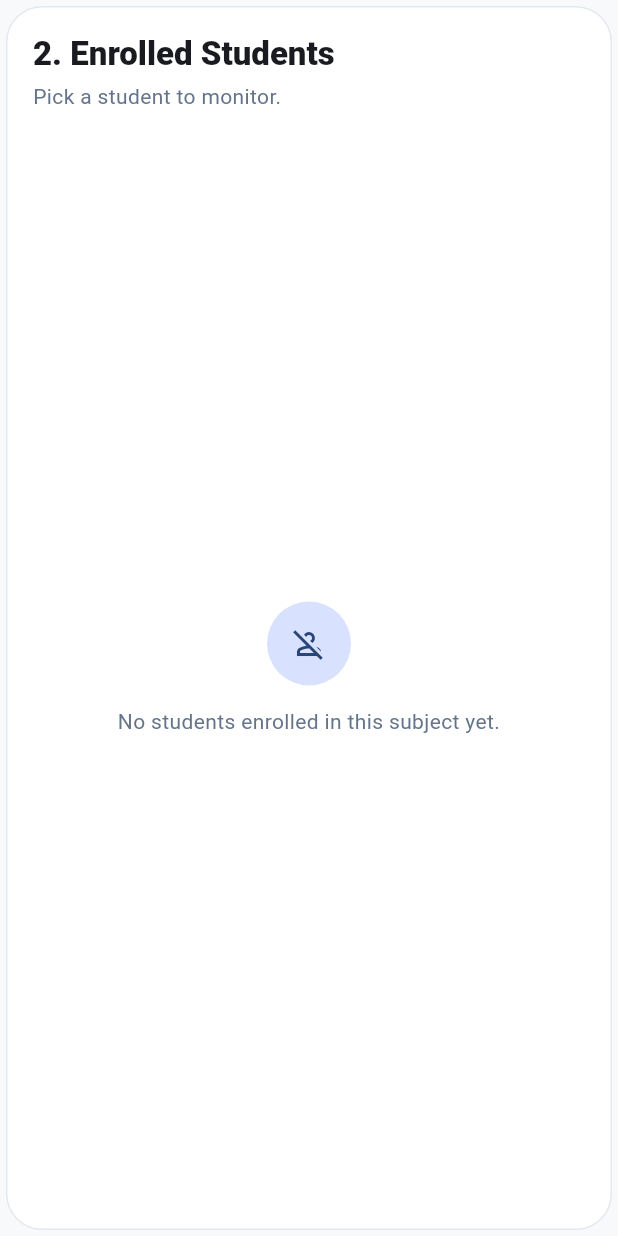
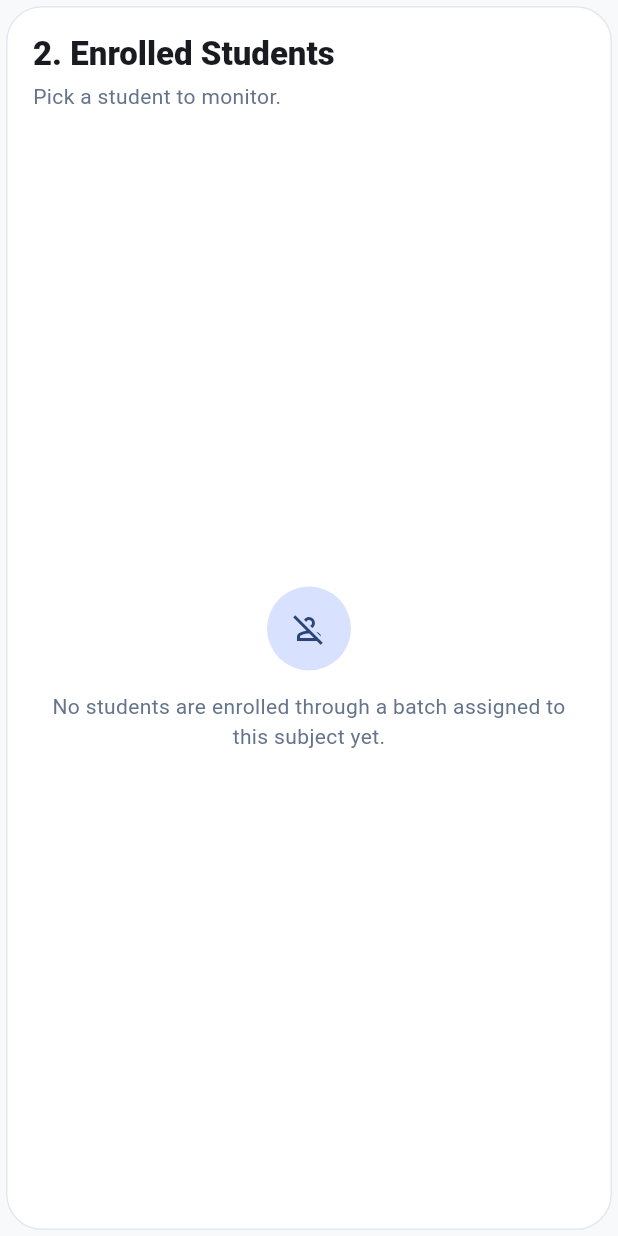
Before and after one commit to streamlinexx009-beep/review-master, a Flutter app: the _StudentsPanel widget shown alone on an empty page, opened directly with empty values, on a phone screen of 412 x 824 dp. Run offline on Flutter 3.47's test engine with Material 3 defaults, Android fonts, the light colour scheme and no system bars; our stand-ins replace file_picker, fl_chart, flutter_riverpod, go_router, supabase_flutter; missing offline and left inert: syncfusion_flutter_pdfviewer; accounts and stored records are empty.

Commit message:
Load enrolled students through batch subject assignments

```diff
--- a/lib/features/analytics/screens/student_performance_screen.dart
+++ b/lib/features/analytics/screens/student_performance_screen.dart
@@ -244,24 +244,44 @@ class _StudentsPanel extends StatelessWidget {
   });
 
   Future<List<_StudentItem>> _loadStudents(String subjectId) async {
+    final batchSubjectRows = await Supabase.instance.client
+        .from('batch_subjects')
+        .select('batch_id')
+        .eq('subject_id', subjectId);
+
+    final batchIds = batchSubjectRows
+        .map<String>((row) => row['batch_id'] as String)
+        .toSet()
+        .toList();
+
+    if (batchIds.isEmpty) {
+      return [];
+    }
+
     final data = await Supabase.instance.client
-        .from('subject_students')
-        .select('student_id, profiles!subject_students_student_id_fkey(id, full_name, email)')
-        .eq('subject_id', subjectId)
+        .from('batch_students')
+        .select('student_id, profiles(id, full_name, email)')
+        .filter('batch_id', 'in', '(${batchIds.join(',')})')
         .order('created_at');
 
-    return data.map<_StudentItem>((row) {
+    final studentsById = <String, _StudentItem>{};
+
+    for (final row in data) {
       final profile = row['profiles'] as Map<String, dynamic>?;
       final id = (profile?['id'] ?? row['student_id']) as String;
       final name = (profile?['full_name'] as String?)?.trim();
       final email = profile?['email'] as String?;
 
-      return _StudentItem(
+      studentsById[id] = _StudentItem(
         id: id,
         name: name == null || name.isEmpty ? email ?? 'Unnamed student' : name,
         email: email,
       );
-    }).toList();
+    }
+
+    final students = studentsById.values.toList();
+    students.sort((a, b) => a.name.toLowerCase().compareTo(b.name.toLowerCase()));
+    return students;
   }
 
   @override
@@ -284,7 +304,10 @@ class _StudentsPanel extends StatelessWidget {
 
                 final students = snapshot.data ?? [];
                 if (students.isEmpty) {
-                  return const _EmptyHint(icon: Icons.person_off_outlined, message: 'No students enrolled in this subject yet.');
+                  return const _EmptyHint(
+                    icon: Icons.person_off_outlined,
+                    message: 'No students are enrolled through a batch assigned to this subject yet.',
+                  );
                 }
 
                 return ListView.separated(
```
